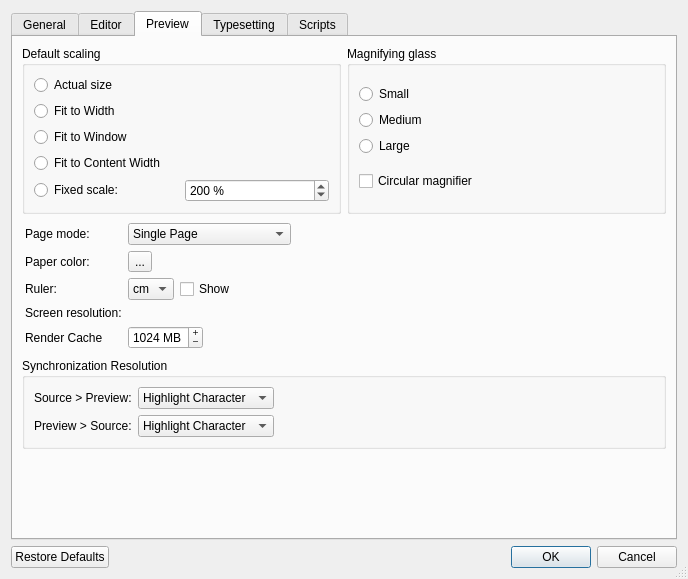
This is src/PrefsDialog.ui in TeXworks/texworks as Qt 5 draws it before an edit. The edited form follows.
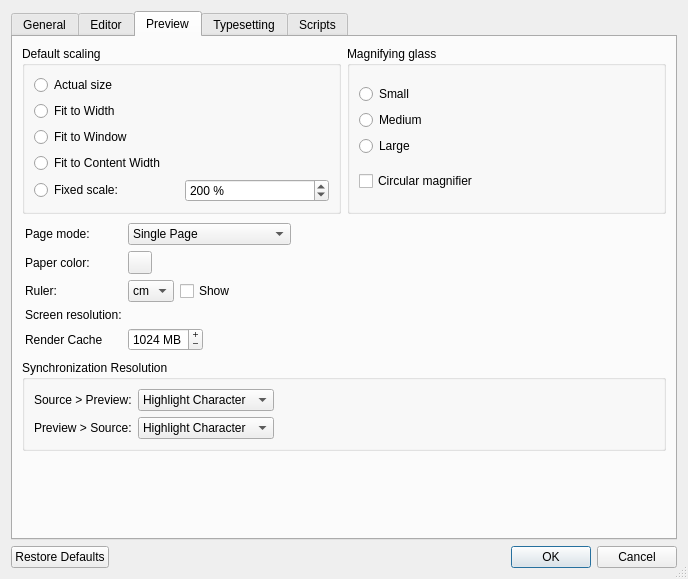
This is the edited form. The open tabs and pages were chosen to show the change. Icons and pictures are not drawn. Custom widgets are drawn as their Qt base class.

Commit message: Fix some translatable strings in PrefsDialog

Patch:
```diff
--- a/src/PrefsDialog.ui
+++ b/src/PrefsDialog.ui
@@ -782,11 +782,7 @@
           </widget>
          </item>
          <item row="1" column="1">
-          <widget class="Tw::UI::ColorButton" name="pdfPaperColor">
-           <property name="text">
-            <string>...</string>
-           </property>
-          </widget>
+          <widget class="Tw::UI::ColorButton" name="pdfPaperColor"/>
          </item>
          <item row="2" column="0">
           <widget class="QLabel" name="label_18">
```
Left out of the diff: 2 changed lines with no effect on the pictures.
